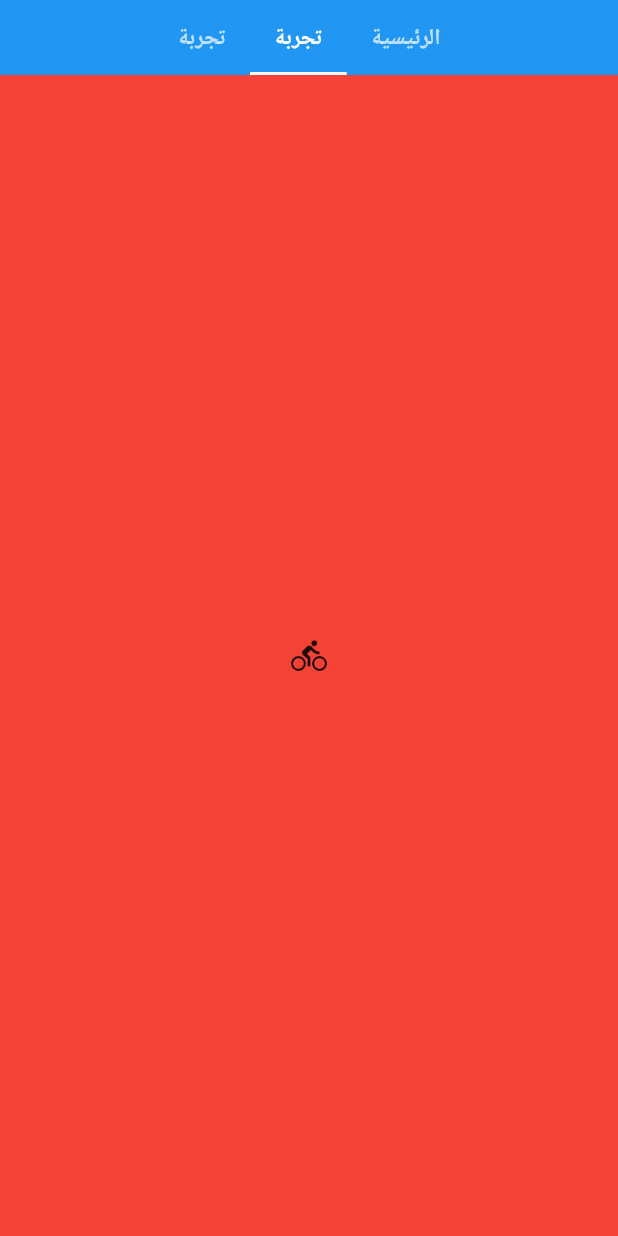
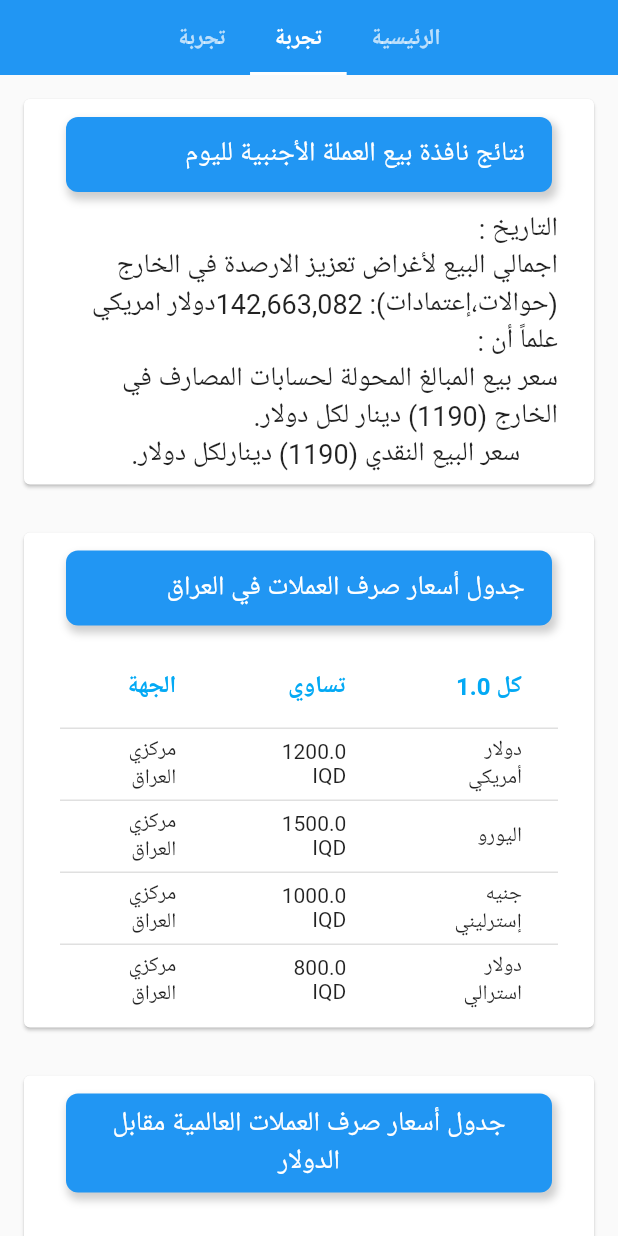
Before and after one commit to mhdp/iraqibayt, a Flutter app: the MainBoard screen opened by its route, tab 2 chosen, on a phone screen of 412 x 824 dp. Run offline on Flutter 3.47's test engine with Material 2 defaults, Android fonts, the phone set to English and light mode, and no system bars; drawn by our look-alikes of getwidget; our stand-ins replace font_awesome_flutter, shared_preferences; accounts and stored records are empty; Roboto replaces fonts that are missing (ArabicKufi).

Commit message:
Add currencies widget

```diff
--- /dev/null
+++ b/lib/modules/Exchange.dart
@@ -0,0 +1,17 @@
+class Exchange {
+  final int id;
+  final String from;
+  final double fromVal;
+  final String to;
+  final double toVal;
+  final String direction;
+
+  const Exchange({
+    this.id,
+    this.from,
+    this.fromVal,
+    this.to,
+    this.toVal,
+    this.direction,
+  });
+}
--- /dev/null
+++ b/lib/widgets/currencies.dart
@@ -0,0 +1,306 @@
+import 'package:flutter/material.dart';
+import 'package:getwidget/getwidget.dart';
+import 'package:iraqibayt/modules/Exchange.dart';
+
+class Currencies extends StatelessWidget {
+  final List<Exchange> localExchanges = [
+    Exchange(
+        id: 0,
+        from: 'دولار أمريكي',
+        fromVal: 1.0,
+        to: 'دينار عراقي',
+        toVal: 1200.0,
+        direction: 'مركزي العراق'),
+    Exchange(
+        id: 1,
+        from: 'اليورو',
+        fromVal: 1.0,
+        to: 'دينار عراقي',
+        toVal: 1500.0,
+        direction: 'مركزي العراق'),
+    Exchange(
+        id: 2,
+        from: 'جنيه إسترليني',
+        fromVal: 1.0,
+        to: 'دينار عراقي',
+        toVal: 1000.0,
+        direction: 'مركزي العراق'),
+    Exchange(
+        id: 3,
+        from: 'دولار استرالي',
+        fromVal: 1.0,
+        to: 'دينار عراقي',
+        toVal: 800.0,
+        direction: 'مركزي العراق'),
+  ];
+
+  final List<Exchange> internationalExchanges = [
+    Exchange(
+        id: 0,
+        from: 'دولار أمريكي',
+        fromVal: 1.0,
+        to: 'دينار عراقي',
+        toVal: 1200.0,
+        direction: 'مركزي العراق'),
+    Exchange(
+        id: 1,
+        from: 'دولار أمريكي',
+        fromVal: 1.0,
+        to: 'ليرة تركية ',
+        toVal: 50.0,
+        direction: 'مركزي العراق'),
+    Exchange(
+        id: 2,
+        from: 'دولار أمريكي',
+        fromVal: 1.0,
+        to: 'ليرة سورية',
+        toVal: 2500.0,
+        direction: 'مركزي العراق'),
+    Exchange(
+        id: 3,
+        from: 'دولار أمريكي',
+        fromVal: 1.0,
+        to: 'اليورو',
+        toVal: 0.85,
+        direction: 'مركزي العراق'),
+    Exchange(
+        id: 4,
+        from: 'دولار أمريكي',
+        fromVal: 1.0,
+        to: 'دولار استرالي',
+        toVal: 1.4,
+        direction: 'مركزي العراق'),
+    Exchange(
+        id: 5,
+        from: 'دولار أمريكي',
+        fromVal: 1.0,
+        to: 'روبل روسي',
+        toVal: 80.0,
+        direction: 'مركزي العراق'),
+    Exchange(
+        id: 6,
+        from: 'دولار أمريكي',
+        fromVal: 1.0,
+        to: 'جنيه إسترليني',
+        toVal: 0.8,
+        direction: 'مركزي العراق'),
+  ];
+
+  @override
+  Widget build(BuildContext context) {
+    return Container(
+      child: ListView(
+        scrollDirection: Axis.vertical,
+        children: <Widget>[
+          Container(
+            child: GFCard(
+              boxFit: BoxFit.cover,
+              title: GFListTile(
+                //padding: const EdgeInsets.symmetric(horizontal: 70),
+                color: Colors.blue,
+                title: Text(
+                  'نتائج نافذة بيع العملة الأجنبية لليوم',
+                  style: TextStyle(fontSize: 18, color: Colors.white),
+                  textAlign: TextAlign.center,
+                ),
+              ),
+              content: Container(
+                child: Column(
+                  children: [
+                    Row(
+                      children: [
+                        Container(
+                          child: Text(
+                            'التاريخ :',
+                            textAlign: TextAlign.right,
+                            style: TextStyle(
+                              fontSize: 18,
+                            ),
+                          ),
+                        ),
+                      ],
+                    ),
+                    Container(
+                      child: Text(
+                        'اجمالي البيع لأغراض تعزيز الارصدة في الخارج (حوالات،إعتمادات): 142,663,082دولار امريكي علماً أن :',
+                        textAlign: TextAlign.right,
+                        style: TextStyle(
+                          fontSize: 18,
+                        ),
+                      ),
+                    ),
+                    Container(
+                      child: Text(
+                        'سعر بيع المبالغ المحولة لحسابات المصارف في الخارج (1190) دينار لكل دولار.',
+                        textAlign: TextAlign.right,
+                        style: TextStyle(
+                          fontSize: 18,
+                        ),
+                      ),
+                    ),
+                    Container(
+                      child: Text(
+                        'سعر البيع النقدي (1190) دينارلكل دولار.     ',
+                        textAlign: TextAlign.right,
+                        style: TextStyle(
+                          fontSize: 18,
+                        ),
+                      ),
+                    ),
+                  ],
+                ),
+              ),
+            ),
+          ),
+          Container(
+            child: GFCard(
+              boxFit: BoxFit.cover,
+              title: GFListTile(
+                //padding: const EdgeInsets.symmetric(horizontal: 10),
+                color: Colors.blue,
+                title: Text(
+                  'جدول أسعار صرف العملات في العراق',
+                  style: TextStyle(fontSize: 18, color: Colors.white),
+                  textAlign: TextAlign.center,
+                ),
+              ),
+              content: DataTable(
+                columns: <DataColumn>[
+                  DataColumn(
+                    label: Text(
+                      'كل 1.0',
+                      style: TextStyle(
+                          fontSize: 16,
+                          color: Colors.lightBlue,
+                          fontWeight: FontWeight.bold),
+                      textAlign: TextAlign.right,
+                    ),
+                  ),
+                  DataColumn(
+                    label: Text(
+                      'تساوي',
+                      style: TextStyle(
+                          fontSize: 16,
+                          color: Colors.lightBlue,
+                          fontWeight: FontWeight.bold),
+                      textAlign: TextAlign.right,
+                    ),
+                  ),
+                  DataColumn(
+                    label: Text(
+                      'الجهة',
+                      style: TextStyle(
+                          fontSize: 16,
+                          color: Colors.lightBlue,
+                          fontWeight: FontWeight.bold),
+                      textAlign: TextAlign.right,
+                    ),
+                  ),
+                ],
+                rows: localExchanges
+                    .map(
+                      (exchange) => DataRow(
+                        cells: [
+                          DataCell(
+                            Text(
+                              exchange.from,
+                              style: TextStyle(
+                                fontSize: 14,
+                              ),
+                              textAlign: TextAlign.right,
+                            ),
+                          ),
+                          DataCell(
+                            Text(
+                              exchange.toVal.toString() + ' IQD',
+                              style: TextStyle(
+                                fontSize: 14,
+                              ),
+                              textAlign: TextAlign.right,
+                            ),
+                          ),
+                          DataCell(
+                            Text(
+                              exchange.direction,
+                              style: TextStyle(
+                                fontSize: 14,
+                              ),
+                              textAlign: TextAlign.right,
+                            ),
+                          ),
+                        ],
+                      ),
+                    )
+                    .toList(),
+              ),
+            ),
+          ),
+          Container(
+            child: GFCard(
+              boxFit: BoxFit.cover,
+              title: GFListTile(
+                //padding: const EdgeInsets.symmetric(horizontal: 10),
+                color: Colors.blue,
+                title: Text(
+                  'جدول أسعار صرف العملات العالمية مقابل الدولار',
+                  style: TextStyle(fontSize: 18, color: Colors.white),
+                  textAlign: TextAlign.center,
+                ),
+              ),
+              content: DataTable(
+                columns: <DataColumn>[
+                  DataColumn(
+                    label: Text(
+                      'العملة',
+                      style: TextStyle(
+                          fontSize: 16,
+                          color: Colors.lightBlue,
+                          fontWeight: FontWeight.bold),
+                      textAlign: TextAlign.right,
+                    ),
+                  ),
+                  DataColumn(
+                    label: Text(
+                      'لكل 1.0 دولار',
+                      style: TextStyle(
+                          fontSize: 16,
+                          color: Colors.lightBlue,
+                          fontWeight: FontWeight.bold),
+                      textAlign: TextAlign.right,
+                    ),
+                  ),
+                ],
+                rows: internationalExchanges
+                    .map(
+                      (exchange) => DataRow(
+                        cells: [
+                          DataCell(
+                            Text(
+                              exchange.to,
+                              style: TextStyle(
+                                fontSize: 14,
+                              ),
+                              textAlign: TextAlign.right,
+                            ),
+                          ),
+                          DataCell(
+                            Text(
+                              exchange.toVal.toString(),
+                              style: TextStyle(
+                                fontSize: 14,
+                              ),
+                              textAlign: TextAlign.right,
+                            ),
+                          ),
+                        ],
+                      ),
+                    )
+                    .toList(),
+              ),
+            ),
+          )
+        ],
+      ),
+    );
+  }
+}
--- a/lib/widgets/main_board.dart
+++ b/lib/widgets/main_board.dart
@@ -1,4 +1,5 @@
 import 'package:flutter/material.dart';
+import 'package:iraqibayt/widgets/currencies.dart';
 import 'package:iraqibayt/widgets/home/home.dart';
 
 class MainBoard extends StatefulWidget {
@@ -70,10 +71,7 @@ class _MainBoardState extends State<MainBoard>
           controller: _tabController,
           children: <Widget>[
             Home(),
-            Container(
-              child: Icon(Icons.directions_bike),
-              color: Colors.red,
-            ),
+            Currencies(),
             Container(
               child: Icon(Icons.directions_bus),
               color: Colors.blue,
```
